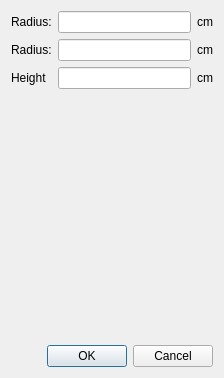
First picture: the form in designer/ui_dimensions_setter.ui, repository neutrons/addie, before the edit.
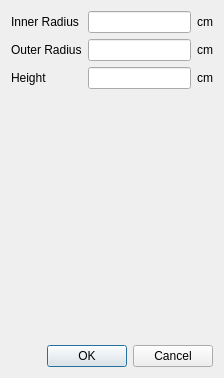
Second picture: the form after the edit.

Commit message: dimensions setter display the right widgets and label for the various shape selection

The edit to the form file:
```diff
--- a/designer/ui_dimensions_setter.ui
+++ b/designer/ui_dimensions_setter.ui
@@ -22,7 +22,7 @@
      <item row="0" column="0">
       <widget class="QLabel" name="radius_label">
        <property name="text">
-        <string>Radius:</string>
+        <string>Inner Radius</string>
        </property>
       </widget>
      </item>
@@ -39,7 +39,7 @@
      <item row="1" column="0">
       <widget class="QLabel" name="radius2_label">
        <property name="text">
-        <string>Radius:</string>
+        <string>Outer Radius</string>
        </property>
       </widget>
      </item>
```
The commit also changes 4 other files.
